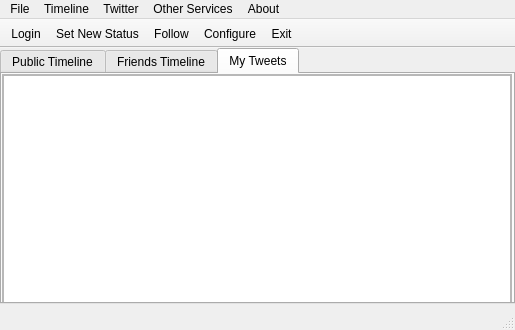
First picture: the form in branches/abhijit/Ui/mainWindow.ui, repository KarenMarkosyan/qttwitter, before the edit.
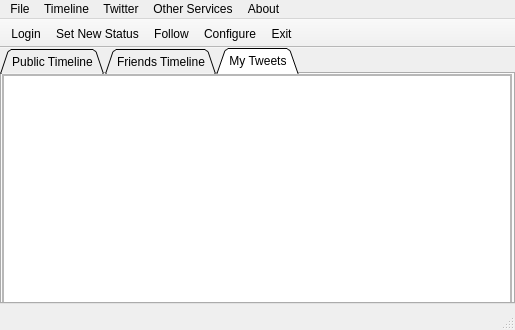
Second picture: the form after the edit. Icons and pictures are not drawn.

Commit message: Changed the UI file and the binding of the mainWindowImplementation to the Main Window, to put the public messages to the Public Tab. The old GUI was modified to a Tabbed Interface and other tabs will be added as required. Now the display of the tweets has to be corrected so the past tweets from the time of login are also displayed and not just one single line as of now. The change has to be done in the mainWindowImplementation file.

```diff
--- a/branches/abhijit/Ui/mainWindow.ui
+++ b/branches/abhijit/Ui/mainWindow.ui
@@ -54,6 +54,9 @@
     <property name="currentIndex">
      <number>2</number>
     </property>
+    <property name="tabShape">
+     <enum>QTabWidget::Triangular</enum>
+    </property>
     <widget class="QWidget" name="tabPublicTimeline">
      <property name="sizePolicy">
       <sizepolicy hsizetype="Expanding" vsizetype="Expanding">
```
Left out of the diff: 3 changed lines with no effect on the pictures.
